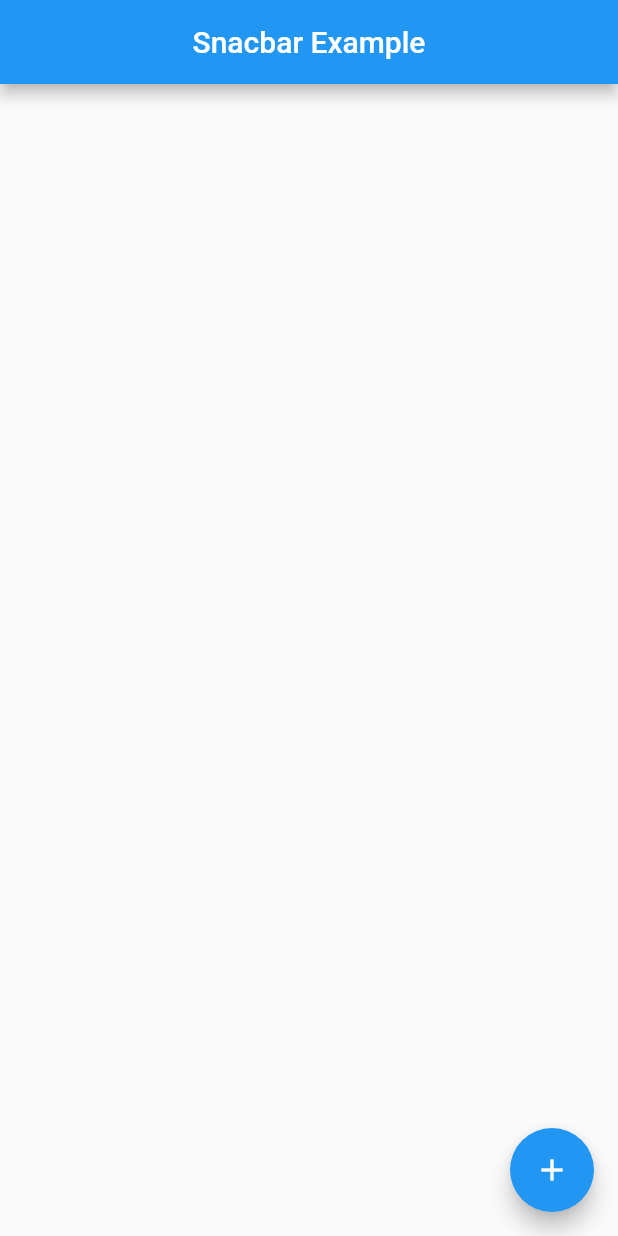
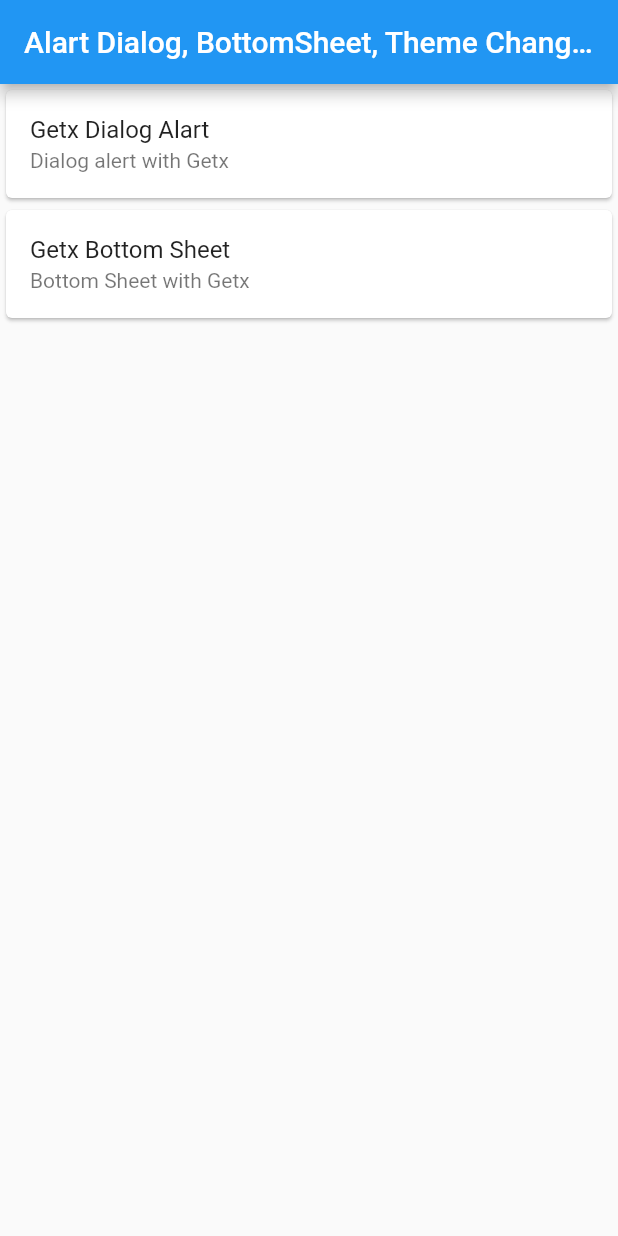
Before and after one commit to Shahidullah191/widgets-and-getx-practic, a Flutter app: the screen it shows after launch, on a phone screen of 412 x 824 dp. Run offline on Flutter 3.47's test engine with Material 2 defaults, Android fonts, the phone set to English and light mode, and no system bars; our stand-ins replace flutter_pw_validator, get; missing offline and left inert: flutter_text_form_field.

Commit message:
first commit

```diff
--- /dev/null
+++ b/lib/getx_related/screens/dialog_alart_bottom_sheet_theme_change.dart
@@ -0,0 +1,81 @@
+import 'package:flutter/material.dart';
+import 'package:get/get.dart';
+
+class AlartBottomTheme extends StatefulWidget {
+  const AlartBottomTheme({Key? key}) : super(key: key);
+
+  @override
+  State<AlartBottomTheme> createState() => _AlartBottomThemeState();
+}
+
+class _AlartBottomThemeState extends State<AlartBottomTheme> {
+  @override
+  Widget build(BuildContext context) {
+    return Scaffold(
+      appBar: AppBar(
+        title: Text("Alart Dialog, BottomSheet, Theme Changes"),
+        centerTitle: true,
+      ),
+      body: Column(
+        children: [
+          Card(
+            child: ListTile(
+              title: Text("Getx Dialog Alart"),
+              subtitle: Text("Dialog alert with Getx"),
+              onTap: () {
+                Get.defaultDialog(
+                  title: "Delete Chat",
+                  titlePadding: EdgeInsets.only(top: 20),
+                  middleText: "Are you sure you want to delete this chat",
+                  contentPadding: EdgeInsets.all(20),
+                  confirm: ElevatedButton(onPressed: () {
+                    //Navigator.of(context).pop();
+                    Get.back();
+                  }, child: Text("Ok")),
+                  cancel: ElevatedButton(onPressed: () {
+
+                  }, child: Text("Cancel")),
+                );
+              },
+            ),
+          ),
+          Card(
+            child: ListTile(
+              title: Text("Getx Bottom Sheet"),
+              subtitle: Text("Bottom Sheet with Getx"),
+              onTap: () {
+                Get.bottomSheet(
+                    Container(
+                      decoration: BoxDecoration(
+                        color: Colors.white54,
+                        borderRadius: BorderRadius.only(topLeft: Radius.circular(20), topRight: Radius.circular(20)),
+                      ),
+                      child: Column(
+                        children: [
+                          ListTile(
+                            leading: Icon(Icons.light_mode),
+                            title: Text("Light Theme"),
+                            onTap: () {
+                              Get.changeThemeMode(ThemeMode.light);
+                            },
+                          ),
+                          ListTile(
+                            leading: Icon(Icons.dark_mode),
+                            title: Text("Dark Theme"),
+                            onTap: () {
+                              Get.changeThemeMode(ThemeMode.light);
+                            },
+                          ),
+
+                        ],
+                      ),
+                    )
+                );
+              },
+            ),
+          ),
+        ],
+      ),
+    );
+  }
+}
--- a/lib/getx_related/screens/snacbar_example.dart
+++ b/lib/getx_related/screens/snacbar_example.dart
@@ -22,6 +22,7 @@ class _SnacbarExampleState extends State<SnacbarExample> {
 
         ],
       ),
+
       floatingActionButton: FloatingActionButton(
           child: Icon(Icons.add),
           onPressed: () {
--- a/lib/main.dart
+++ b/lib/main.dart
@@ -1,6 +1,7 @@
 import 'package:flutter/material.dart';
 import 'package:get/get.dart';
 
+import 'getx_related/screens/dialog_alart_bottom_sheet_theme_change.dart';
 import 'getx_related/screens/snacbar_example.dart';
 
 
@@ -17,11 +18,8 @@ class MyApp extends StatelessWidget {
     return GetMaterialApp(
       debugShowCheckedModeBanner: false,
       title: 'Flutter Demo',
-      theme: ThemeData(
-
-        primarySwatch: Colors.blue,
-      ),
-      home: SnacbarExample(),
+      themeMode: ThemeMode.system,
+      home: AlartBottomTheme(),
     );
   }
 }
```
